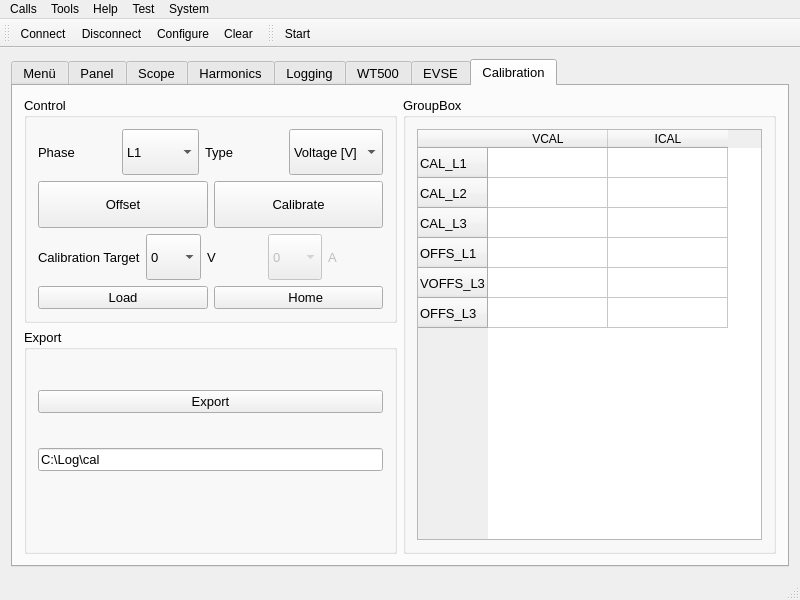
NilsMinor/PSOM-Connect, file PSOM Connect/gui/mainwindow.ui: the form before one commit.
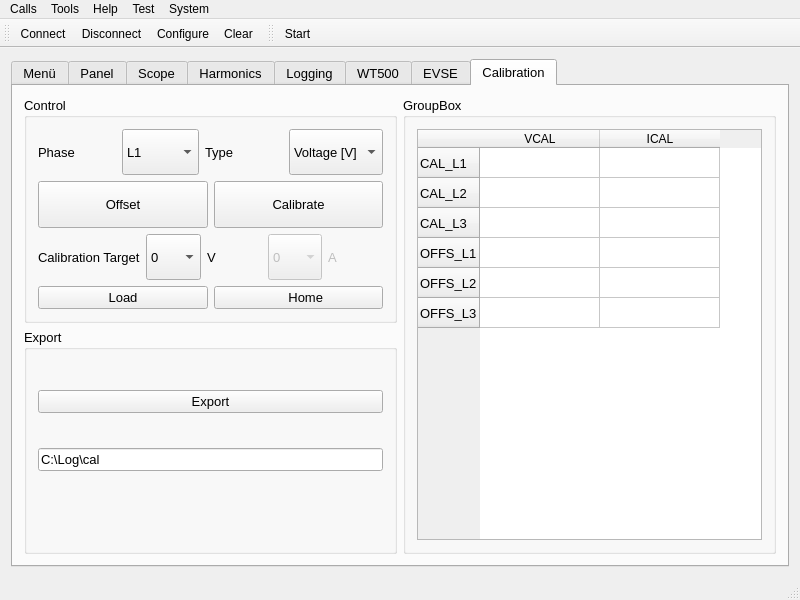
The form after the commit. Icons and pictures are not drawn.

Diff of the .ui file:
```diff
--- a/PSOM Connect/gui/mainwindow.ui
+++ b/PSOM Connect/gui/mainwindow.ui
@@ -1999,7 +1999,7 @@
              </row>
              <row>
               <property name="text">
-               <string>VOFFS_L3</string>
+               <string>OFFS_L2</string>
               </property>
              </row>
              <row>
```
Left out of the diff: 2 changed lines with no effect on the pictures.
